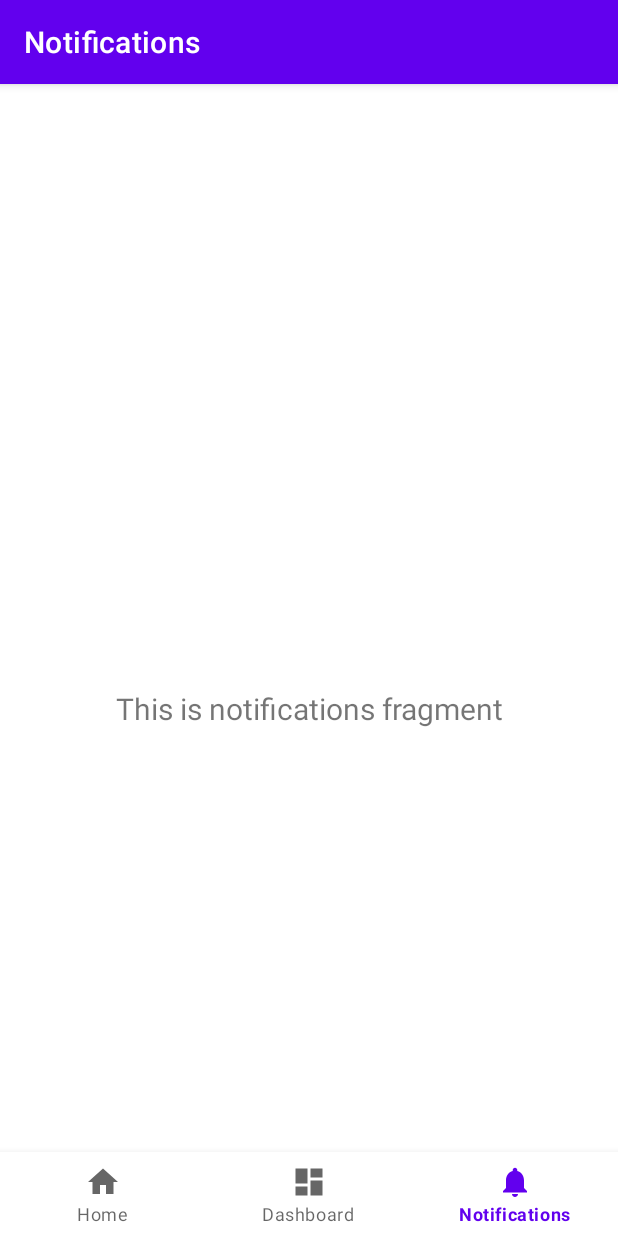
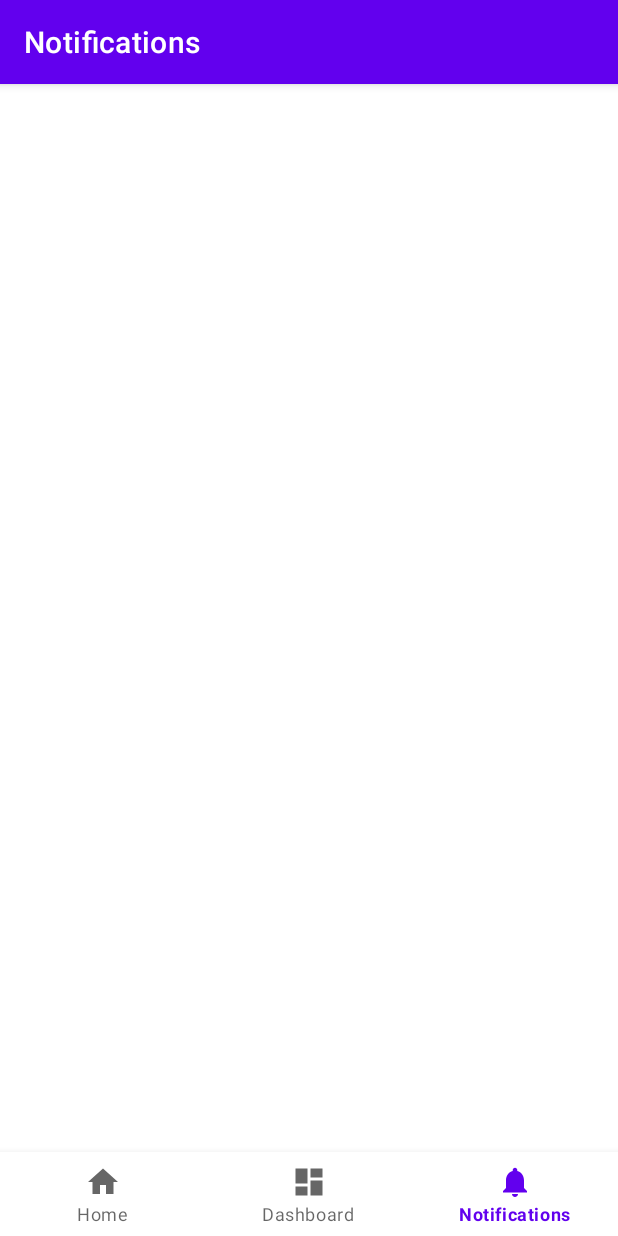
Before and after one commit to NitantBhagat/TravelEase_Android, an Android app: the DashboardFragment screen opened through its navigation route, item 3 of the bottom bar chosen, on a phone screen of 412 x 824 dp. Run offline under Robolectric (Android 15) with nearby library versions, the phone set to English and light mode, and no system bars; our stand-ins replace navigation-ui.

Commit message:
Second Commit 1/3/23

```diff
--- a/app/src/main/java/com/travelease/nitant/ui/dashboard/DashboardFragment.java
+++ b/app/src/main/java/com/travelease/nitant/ui/dashboard/DashboardFragment.java
@@ -18,14 +18,13 @@ public class DashboardFragment extends Fragment {
 
     public View onCreateView(@NonNull LayoutInflater inflater,
                              ViewGroup container, Bundle savedInstanceState) {
-        DashboardViewModel dashboardViewModel =
-                new ViewModelProvider(this).get(DashboardViewModel.class);
 
         binding = FragmentDashboardBinding.inflate(inflater, container, false);
         View root = binding.getRoot();
 
+
+
         final TextView textView = binding.textDashboard;
-        dashboardViewModel.getText().observe(getViewLifecycleOwner(), textView::setText);
         return root;
     }
 
--- a/app/src/main/java/com/travelease/nitant/ui/dashboard/DashboardViewModel.java
+++ /dev/null
@@ -1,19 +0,0 @@
-package com.travelease.nitant.ui.dashboard;
-
-import androidx.lifecycle.LiveData;
-import androidx.lifecycle.MutableLiveData;
-import androidx.lifecycle.ViewModel;
-
-public class DashboardViewModel extends ViewModel {
-
-    private final MutableLiveData<String> mText;
-
-    public DashboardViewModel() {
-        mText = new MutableLiveData<>();
-        mText.setValue("This is dashboard fragment");
-    }
-
-    public LiveData<String> getText() {
-        return mText;
-    }
-}
--- a/app/src/main/java/com/travelease/nitant/ui/home/HomeFragment.java
+++ b/app/src/main/java/com/travelease/nitant/ui/home/HomeFragment.java
@@ -18,14 +18,11 @@ public class HomeFragment extends Fragment {
 
     public View onCreateView(@NonNull LayoutInflater inflater,
                              ViewGroup container, Bundle savedInstanceState) {
-        HomeViewModel homeViewModel =
-                new ViewModelProvider(this).get(HomeViewModel.class);
 
         binding = FragmentHomeBinding.inflate(inflater, container, false);
         View root = binding.getRoot();
 
         final TextView textView = binding.textHome;
-        homeViewModel.getText().observe(getViewLifecycleOwner(), textView::setText);
         return root;
     }
 
--- a/app/src/main/java/com/travelease/nitant/ui/home/HomeViewModel.java
+++ /dev/null
@@ -1,19 +0,0 @@
-package com.travelease.nitant.ui.home;
-
-import androidx.lifecycle.LiveData;
-import androidx.lifecycle.MutableLiveData;
-import androidx.lifecycle.ViewModel;
-
-public class HomeViewModel extends ViewModel {
-
-    private final MutableLiveData<String> mText;
-
-    public HomeViewModel() {
-        mText = new MutableLiveData<>();
-        mText.setValue("This is home fragment");
-    }
-
-    public LiveData<String> getText() {
-        return mText;
-    }
-}
--- a/app/src/main/java/com/travelease/nitant/ui/notifications/NotificationsFragment.java
+++ b/app/src/main/java/com/travelease/nitant/ui/notifications/NotificationsFragment.java
@@ -18,14 +18,11 @@ public class NotificationsFragment extends Fragment {
 
     public View onCreateView(@NonNull LayoutInflater inflater,
                              ViewGroup container, Bundle savedInstanceState) {
-        NotificationsViewModel notificationsViewModel =
-                new ViewModelProvider(this).get(NotificationsViewModel.class);
 
         binding = FragmentNotificationsBinding.inflate(inflater, container, false);
         View root = binding.getRoot();
 
         final TextView textView = binding.textNotifications;
-        notificationsViewModel.getText().observe(getViewLifecycleOwner(), textView::setText);
         return root;
     }
 
--- a/app/src/main/java/com/travelease/nitant/ui/notifications/NotificationsViewModel.java
+++ /dev/null
@@ -1,19 +0,0 @@
-package com.travelease.nitant.ui.notifications;
-
-import androidx.lifecycle.LiveData;
-import androidx.lifecycle.MutableLiveData;
-import androidx.lifecycle.ViewModel;
-
-public class NotificationsViewModel extends ViewModel {
-
-    private final MutableLiveData<String> mText;
-
-    public NotificationsViewModel() {
-        mText = new MutableLiveData<>();
-        mText.setValue("This is notifications fragment");
-    }
-
-    public LiveData<String> getText() {
-        return mText;
-    }
-}
--- a/app/src/main/res/layout/activity_home.xml
+++ b/app/src/main/res/layout/activity_home.xml
@@ -16,7 +16,8 @@
         app:layout_constraintBottom_toBottomOf="parent"
         app:layout_constraintLeft_toLeftOf="parent"
         app:layout_constraintRight_toRightOf="parent"
-        app:menu="@menu/bottom_nav_menu" />
+        app:menu="@menu/bottom_nav_menu"
+        />
 
     <fragment
         android:id="@+id/nav_host_fragment_activity_home"
--- a/app/src/main/res/layout/activity_login.xml
+++ b/app/src/main/res/layout/activity_login.xml
@@ -102,9 +102,10 @@
                     />
                 <LinearLayout
                     android:layout_width="match_parent"
-                    android:layout_height="wrap_content"
+                    android:layout_height="match_parent"
                     android:orientation="horizontal"
-                    android:layout_marginTop="16dp">
+                    android:padding="16dp"
+                    android:weightSum="2">
                 <TextView
                     android:id="@+id/tv_login_createaccount"
                     android:layout_width="wrap_content"
@@ -115,22 +116,23 @@
                     android:text="@string/create_new_account"
                     android:textColor="@color/light_blue"
                     android:textSize="16sp"
-                    android:textStyle="bold"
                     tools:ignore="TouchTargetSizeCheck"
-                    android:focusable="true" />
+                    android:focusable="true"
+                    android:layout_weight="1"/>
 
                     <CheckBox
                         android:id="@+id/cb_login_remember"
                         android:layout_width="wrap_content"
                         android:layout_height="wrap_content"
-                        android:layout_weight="1"
                         android:textSize="16sp"
                         android:textColor="@color/light_blue"
-                        android:text="Remember me?"
-                        android:layout_marginStart="75dp"/>
+                        android:text="Remember me"
+                        android:layout_weight="1"
+                        />
 
 
                 </LinearLayout>
+
             </LinearLayout>
 
         </ScrollView>
```
